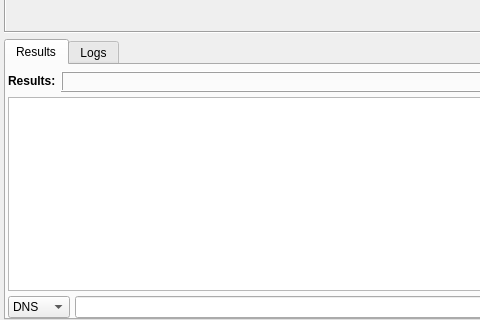
3nock/OTE, file sub3suite/src/tools/dns/DNSTool.ui: the form before one commit; both pictures show x 0 to 480 and y 107 to 427 of the 785 by 427 pixel window.
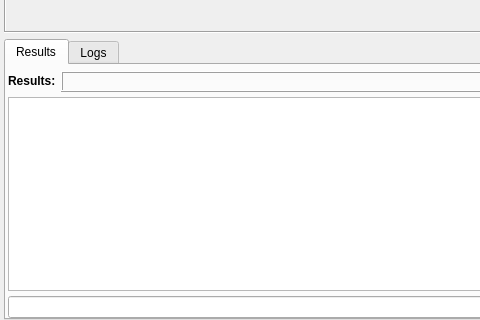
The form after the commit. Custom widgets are drawn as their Qt base class.

The edit to the form file:
```diff
--- a/sub3suite/src/tools/dns/DNSTool.ui
+++ b/sub3suite/src/tools/dns/DNSTool.ui
@@ -468,26 +468,6 @@
            </item>
            <item>
             <layout class="QHBoxLayout" name="horizontalLayout_7">
-             <item>
-              <widget class="QComboBox" name="comboBoxFilter">
-               <property name="minimumSize">
-                <size>
-                 <width>0</width>
-                 <height>0</height>
-                </size>
-               </property>
-               <item>
-                <property name="text">
-                 <string>DNS</string>
-                </property>
-               </item>
-               <item>
-                <property name="text">
-                 <string>Value</string>
-                </property>
-               </item>
-              </widget>
-             </item>
              <item>
               <widget class="QLineEdit" name="lineEditFilter"/>
              </item>
```
